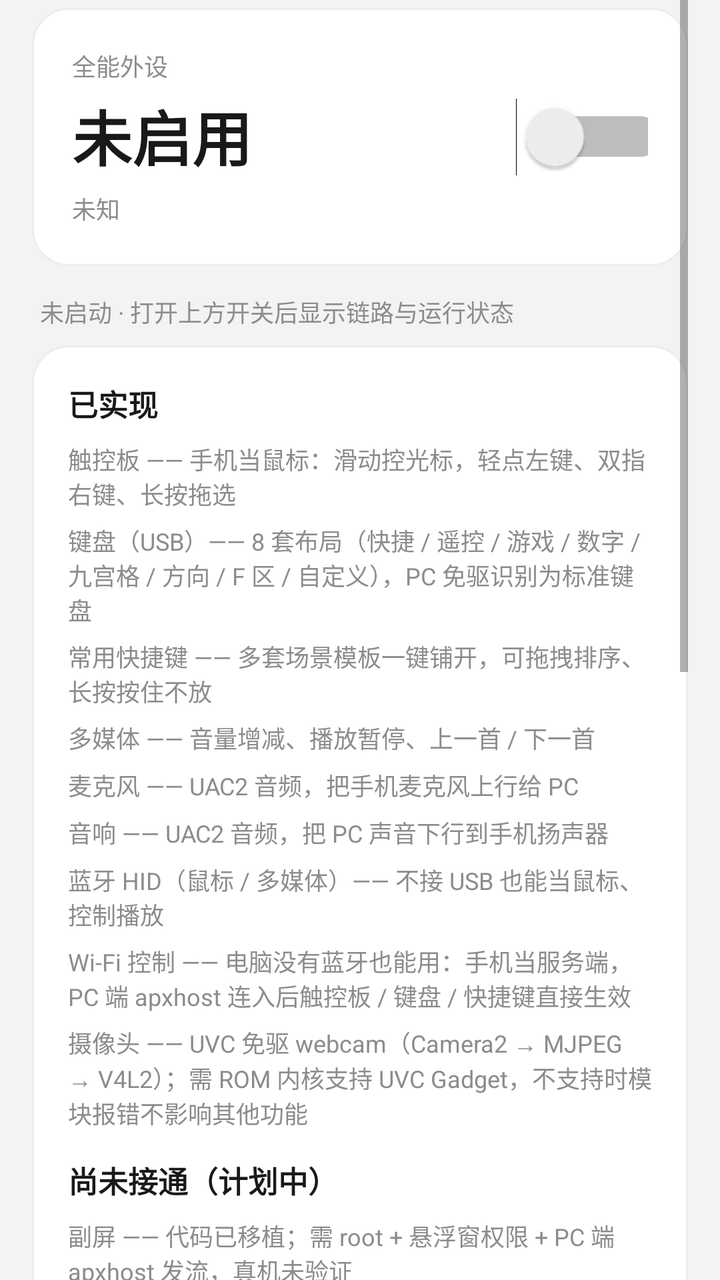
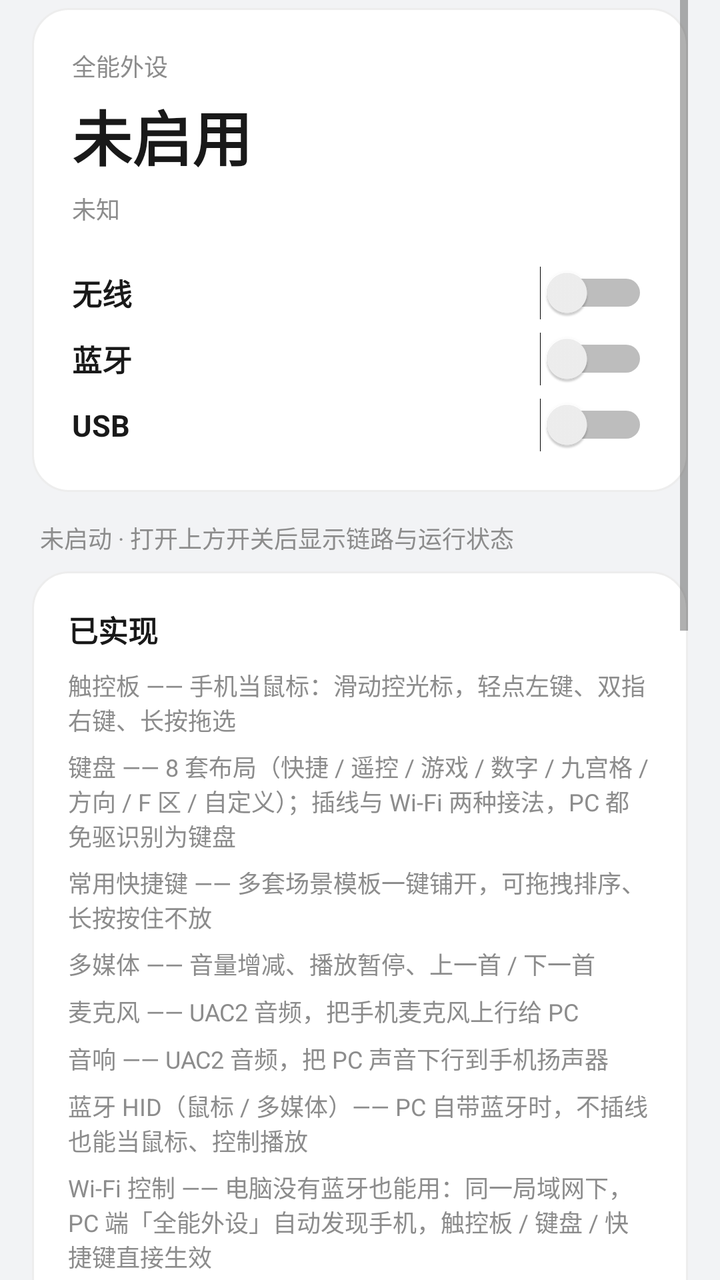

Screens rendered from an Android XML layout before and after an edit, with the pre-edit source and the edit as a unified diff.
<!-- AndroidManifest.xml: application theme Theme.AllPeriph -->
<!-- res/layout/page_status.xml -->
<?xml version="1.0" encoding="utf-8"?>
<ScrollView xmlns:android="http://schemas.android.com/apk/res/android"
    android:id="@+id/pageStatus"
    android:layout_width="match_parent"
    android:layout_height="match_parent"
    android:clipToPadding="false"
    android:fillViewport="true"
    android:paddingStart="16dp"
    android:paddingEnd="16dp"
    android:paddingBottom="96dp">

    <LinearLayout
        android:layout_width="match_parent"
        android:layout_height="wrap_content"
        android:orientation="vertical"
        android:paddingTop="4dp">

        
        <LinearLayout
            style="@style/APCard"
            android:layout_width="match_parent"
            android:layout_height="wrap_content"
            android:gravity="center_vertical"
            android:orientation="horizontal"
            android:padding="20dp">

            <LinearLayout
                android:layout_width="0dp"
                android:layout_height="wrap_content"
                android:layout_weight="1"
                android:orientation="vertical">

                <TextView
                    android:layout_width="wrap_content"
                    android:layout_height="wrap_content"
                    android:text="@string/app_name"
                    android:textAppearance="@style/APTextCaption" />

                <TextView
                    android:id="@+id/tvOverall"
                    android:layout_width="wrap_content"
                    android:layout_height="wrap_content"
                    android:paddingTop="4dp"
                    android:text="@string/common_off"
                    android:textColor="@color/md_on_background"
                    android:textSize="30sp"
                    android:textStyle="bold" />

                <TextView
                    android:id="@+id/tvOverallSub"
                    android:layout_width="match_parent"
                    android:layout_height="wrap_content"
                    android:paddingTop="6dp"
                    android:text="@string/common_unknown"
                    android:textAppearance="@style/APTextCaption" />
            </LinearLayout>

            <Switch
                android:id="@+id/swMaster"
                android:layout_width="wrap_content"
                android:layout_height="wrap_content"
                android:layout_marginStart="12dp"
                android:scaleX="1.45"
                android:scaleY="1.45" />
        </LinearLayout>

        <TextView
            android:id="@+id/tvIdleHint"
            android:layout_width="match_parent"
            android:layout_height="wrap_content"
            android:paddingStart="4dp"
            android:paddingTop="2dp"
            android:paddingBottom="8dp"
            android:text="@string/hint_idle"
            android:textAppearance="@style/APTextCaption" />

        
        <LinearLayout
            android:id="@+id/boxIdleFeatures"
            style="@style/APCard"
            android:layout_width="match_parent"
            android:layout_height="wrap_content"
            android:orientation="vertical">

            <TextView
                android:layout_width="wrap_content"
                android:layout_height="wrap_content"
                android:text="已实现"
                android:textAppearance="@style/APTextSubtitle" />

            <TextView
                android:layout_width="match_parent"
                android:layout_height="wrap_content"
                android:paddingTop="8dp"
                android:text="触控板 —— 手机当鼠标：滑动控光标，轻点左键、双指右键、长按拖选"
                android:textAppearance="@style/APTextCaption" />

            <TextView
                android:layout_width="match_parent"
                android:layout_height="wrap_content"
                android:paddingTop="6dp"
                android:text="键盘（USB）—— 8 套布局（快捷 / 遥控 / 游戏 / 数字 / 九宫格 / 方向 / F 区 / 自定义），PC 免驱识别为标准键盘"
                android:textAppearance="@style/APTextCaption" />

            <TextView
                android:layout_width="match_parent"
                android:layout_height="wrap_content"
                android:paddingTop="6dp"
                android:text="常用快捷键 —— 多套场景模板一键铺开，可拖拽排序、长按按住不放"
                android:textAppearance="@style/APTextCaption" />

            <TextView
                android:layout_width="match_parent"
                android:layout_height="wrap_content"
                android:paddingTop="6dp"
                android:text="多媒体 —— 音量增减、播放暂停、上一首 / 下一首"
                android:textAppearance="@style/APTextCaption" />

            <TextView
                android:layout_width="match_parent"
                android:layout_height="wrap_content"
                android:paddingTop="6dp"
                android:text="麦克风 —— UAC2 音频，把手机麦克风上行给 PC"
                android:textAppearance="@style/APTextCaption" />

            <TextView
                android:layout_width="match_parent"
                android:layout_height="wrap_content"
                android:paddingTop="6dp"
                android:text="音响 —— UAC2 音频，把 PC 声音下行到手机扬声器"
                android:textAppearance="@style/APTextCaption" />

            <TextView
                android:layout_width="match_parent"
                android:layout_height="wrap_content"
                android:paddingTop="6dp"
                android:text="蓝牙 HID（鼠标 / 多媒体）—— 不接 USB 也能当鼠标、控制播放"
                android:textAppearance="@style/APTextCaption" />

            <TextView
                android:layout_width="match_parent"
                android:layout_height="wrap_content"
                android:paddingTop="6dp"
                android:text="Wi‑Fi 控制 —— 电脑没有蓝牙也能用：手机当服务端，PC 端 apxhost 连入后触控板 / 键盘 / 快捷键直接生效"
                android:textAppearance="@style/APTextCaption" />

            <TextView
                android:layout_width="match_parent"
                android:layout_height="wrap_content"
                android:paddingTop="6dp"
                android:text="摄像头 —— UVC 免驱 webcam（Camera2 → MJPEG → V4L2）；需 ROM 内核支持 UVC Gadget，不支持时模块报错不影响其他功能"
                android:textAppearance="@style/APTextCaption" />

            <TextView
                android:layout_width="wrap_content"
                android:layout_height="wrap_content"
                android:paddingTop="14dp"
                android:text="尚未接通（计划中）"
                android:textAppearance="@style/APTextSubtitle" />

            <TextView
                android:layout_width="match_parent"
                android:layout_height="wrap_content"
                android:paddingTop="8dp"
                android:text="副屏 —— 代码已移植；需 root + 悬浮窗权限 + PC 端 apxhost 发流，真机未验证"
                android:textAppearance="@style/APTextCaption" />

            <TextView
                android:id="@+id/tvOverlayHint"
                android:layout_width="match_parent"
                android:layout_height="wrap_content"
                android:paddingTop="4dp"
                android:text="→ 点这里开启「显示在其他应用上层」（副屏画面要用）"
                android:textColor="@color/md_primary"
                android:textAppearance="@style/APTextCaption" />

            <TextView
                android:layout_width="match_parent"
                android:layout_height="wrap_content"
                android:paddingTop="6dp"
                android:text="蓝牙键盘 —— 待 BtHidDevice 增 reportKeyboard 后接入（蓝牙 HID 已有鼠标 / 多媒体）"
                android:textAppearance="@style/APTextCaption" />

            <TextView
                android:layout_width="match_parent"
                android:layout_height="wrap_content"
                android:paddingTop="6dp"
                android:text="传感器 —— IMU / 光感 / 气压等数据上行给 PC"
                android:textAppearance="@style/APTextCaption" />

            <TextView
                android:layout_width="match_parent"
                android:layout_height="wrap_content"
                android:paddingTop="6dp"
                android:text="GPS 定位 —— NMEA 经由 CDC ACM 串口上行"
                android:textAppearance="@style/APTextCaption" />

            <TextView
                android:layout_width="match_parent"
                android:layout_height="wrap_content"
                android:paddingTop="6dp"
                android:text="振动 / 手电 / 红外 —— 由 PC 反向控制手机"
                android:textAppearance="@style/APTextCaption" />
        </LinearLayout>

        
        <LinearLayout
            style="@style/APCard"
            android:layout_width="match_parent"
            android:layout_height="wrap_content"
            android:orientation="vertical">

            <TextView
                android:layout_width="wrap_content"
                android:layout_height="wrap_content"
                android:text="怎么用（三步）"
                android:textAppearance="@style/APTextSubtitle" />

            <TextView
                android:layout_width="match_parent"
                android:layout_height="wrap_content"
                android:paddingTop="8dp"
                android:text="① 手机：打开本页上方开关。PC 插线后 USB 会短暂断开重连，属正常现象"
                android:textAppearance="@style/APTextCaption" />

            <TextView
                android:layout_width="match_parent"
                android:layout_height="wrap_content"
                android:paddingTop="6dp"
                android:text="② PC：跑 build_host\\Release\\apxhost.exe。无线：apxhost wireless-listen（自动发现手机）或 apxhost wireless 手机IP:9500；有线：apxhost ui"
                android:textAppearance="@style/APTextCaption" />

            <TextView
                android:layout_width="match_parent"
                android:layout_height="wrap_content"
                android:paddingTop="6dp"
                android:text="③ 使用：触控板 / 键盘 / 麦克风 / 音响即插即用；副屏与摄像头需在 PC 面板里启用，且需 PC 端推流配合"
                android:textAppearance="@style/APTextCaption" />
        </LinearLayout>

        <LinearLayout
            android:id="@+id/boxRunning"
            android:layout_width="match_parent"
            android:layout_height="wrap_content"
            android:orientation="vertical"
            android:visibility="gone">

            <LinearLayout
                style="@style/APCardFlat"
                android:layout_width="match_parent"
                android:layout_height="wrap_content"
                android:orientation="vertical">

                <TextView
                    android:layout_width="wrap_content"
                    android:layout_height="wrap_content"
                    android:text="运行摘要"
                    android:textAppearance="@style/APTextSubtitle" />

                <TextView
                    android:id="@+id/tvRunningSummary"
                    android:layout_width="match_parent"
                    android:layout_height="wrap_content"
                    android:paddingTop="6dp"
                    android:text="@string/common_unknown"
                    android:textAppearance="@style/APTextCaption" />
            </LinearLayout>

            
            <LinearLayout
                style="@style/APCard"
                android:layout_width="match_parent"
                android:layout_height="wrap_content"
                android:orientation="vertical">

                <TextView
                    android:layout_width="wrap_content"
                    android:layout_height="wrap_content"
                    android:text="@string/card_link"
                    android:textAppearance="@style/APTextSubtitle" />

                <LinearLayout
                    android:id="@+id/rowsLink"
                    android:layout_width="match_parent"
                    android:layout_height="wrap_content"
                    android:orientation="vertical"
                    android:paddingTop="6dp" />

                <TextView
                    android:id="@+id/tvLinkRtt"
                    android:layout_width="match_parent"
                    android:layout_height="wrap_content"
                    android:paddingTop="8dp"
                    android:text="@string/label_link_rt"
                    android:textAppearance="@style/APTextCaption" />
            </LinearLayout>

            
            <LinearLayout
                style="@style/APCardFlat"
                android:layout_width="match_parent"
                android:layout_height="wrap_content"
                android:orientation="vertical">

                <TextView
                    android:layout_width="wrap_content"
                    android:layout_height="wrap_content"
                    android:text="@string/latency_budget_title"
                    android:textAppearance="@style/APTextSubtitle" />

                <TextView
                    android:layout_width="wrap_content"
                    android:layout_height="wrap_content"
                    android:paddingTop="6dp"
                    android:text="@string/latency_budget_body"
                    android:textAppearance="@style/APTextCaption" />
            </LinearLayout>
        </LinearLayout>
    </LinearLayout>
</ScrollView>
<!-- resources referenced by this layout -->
<resources>
  <color name="md_on_background">#FF191919</color>
  <color name="md_primary">#FF3482FF</color>
  <string name="app_name">全能外设</string>
  <string name="card_link">链路状态</string>
  <string name="common_off">未启用</string>
  <string name="common_unknown">未知</string>
  <string name="hint_idle">未启动 · 打开上方开关后显示链路与运行状态</string>
  <string name="label_link_rt">链路延迟 / 丢包</string>
  <string name="latency_budget_body">触控上行 ≤2ms</string>
  <string name="latency_budget_title">延迟预算</string>
  <style name="APCard">
          <item name="android:background">@drawable/bg_card</item>
          <item name="android:orientation">vertical</item>
          <item name="android:padding">18dp</item>
          <item name="android:layout_marginBottom">12dp</item>
      </style>
  <style name="APCardFlat">
          <item name="android:background">@drawable/bg_card_flat</item>
          <item name="android:orientation">vertical</item>
          <item name="android:padding">18dp</item>
          <item name="android:layout_marginBottom">12dp</item>
      </style>
  <style name="APTextCaption">
          <item name="android:textSize">12sp</item>
          <item name="android:textColor">@color/md_on_surface_variant</item>
      </style>
  <style name="APTextSubtitle">
          <item name="android:textSize">15sp</item>
          <item name="android:textStyle">bold</item>
          <item name="android:textColor">@color/md_on_surface</item>
      </style>
  <style name="Theme.AllPeriph" parent="@android:style/Theme.Material.Light.NoActionBar">
          <item name="android:windowBackground">@color/md_background</item>
          <item name="android:colorBackground">@color/md_background</item>
          <item name="android:colorPrimary">@color/md_primary</item>
          <item name="android:colorAccent">@color/md_primary</item>
          <item name="android:statusBarColor">@color/md_background</item>
          <item name="android:navigationBarColor">@color/md_background</item>
          <item name="android:windowLightStatusBar">true</item>
          <item name="android:windowLightNavigationBar">true</item>
          <item name="android:windowNoTitle">true</item>
          <item name="android:windowActionBar">false</item>
      </style>
  <!-- drawable bg_card (drawable) -->
  <?xml version="1.0" encoding="utf-8"?>
  <shape xmlns:android="http://schemas.android.com/apk/res/android" android:shape="rectangle">
      <solid android:color="@color/md_surface" />
      <corners android:radius="18dp" />
      <stroke android:width="1dp" android:color="@color/card_stroke" />
  </shape>
  <!-- drawable bg_card_flat (drawable) -->
  <?xml version="1.0" encoding="utf-8"?>
  <shape xmlns:android="http://schemas.android.com/apk/res/android" android:shape="rectangle">
      <solid android:color="@color/md_surface" />
      <corners android:radius="18dp" />
      <stroke android:width="1dp" android:color="@color/md_outline" />
  </shape>
  <color name="md_on_surface_variant">#FF8C8C8C</color>
  <color name="md_on_surface">#FF191919</color>
  <color name="md_background">#FFF2F3F5</color>
  <color name="md_surface">#FFFFFFFF</color>
  <color name="card_stroke">#FFEDEDED</color>
  <color name="md_outline">#FFE8E8E8</color>
</resources>

<!-- the commit's change to res/layout/page_status.xml (unified diff, before → after) -->
@@ -20,48 +20,101 @@
             style="@style/APCard"
             android:layout_width="match_parent"
             android:layout_height="wrap_content"
-            android:gravity="center_vertical"
-            android:orientation="horizontal"
+            android:orientation="vertical"
             android:padding="20dp">
 
+            <TextView
+                android:layout_width="wrap_content"
+                android:layout_height="wrap_content"
+                android:text="@string/app_name"
+                android:textAppearance="@style/APTextCaption" />
+
+            <TextView
+                android:id="@+id/tvOverall"
+                android:layout_width="wrap_content"
+                android:layout_height="wrap_content"
+                android:paddingTop="4dp"
+                android:text="@string/common_off"
+                android:textColor="@color/md_on_background"
+                android:textSize="30sp"
+                android:textStyle="bold" />
+
+            <TextView
+                android:id="@+id/tvOverallSub"
+                android:layout_width="match_parent"
+                android:layout_height="wrap_content"
+                android:paddingTop="6dp"
+                android:text="@string/common_unknown"
+                android:textAppearance="@style/APTextCaption" />
+
+            
             <LinearLayout
-                android:layout_width="0dp"
-                android:layout_height="wrap_content"
-                android:layout_weight="1"
-                android:orientation="vertical">
-
-                <TextView
-                    android:layout_width="wrap_content"
-                    android:layout_height="wrap_content"
-                    android:text="@string/app_name"
-                    android:textAppearance="@style/APTextCaption" />
-
-                <TextView
-                    android:id="@+id/tvOverall"
-                    android:layout_width="wrap_content"
-                    android:layout_height="wrap_content"
-                    android:paddingTop="4dp"
-                    android:text="@string/common_off"
-                    android:textColor="@color/md_on_background"
-                    android:textSize="30sp"
-                    android:textStyle="bold" />
-
-                <TextView
-                    android:id="@+id/tvOverallSub"
-                    android:layout_width="match_parent"
-                    android:layout_height="wrap_content"
-                    android:paddingTop="6dp"
-                    android:text="@string/common_unknown"
-                    android:textAppearance="@style/APTextCaption" />
+                android:id="@+id/rowsTransport"
+                android:layout_width="match_parent"
+                android:layout_height="wrap_content"
+                android:orientation="vertical"
+                android:paddingTop="14dp">
+
+                <LinearLayout
+                    android:layout_width="match_parent"
+                    android:layout_height="wrap_content"
+                    android:gravity="center_vertical"
+                    android:orientation="horizontal"
+                    android:paddingTop="6dp">
+
+                    <TextView
+                        android:layout_width="0dp"
+                        android:layout_height="wrap_content"
+                        android:layout_weight="1"
+                        android:text="无线"
+                        android:textAppearance="@style/APTextSubtitle" />
+
+                    <Switch
+                        android:id="@+id/swWifi"
+                        android:layout_width="wrap_content"
+                        android:layout_height="wrap_content" />
+                </LinearLayout>
+
+                <LinearLayout
+                    android:layout_width="match_parent"
+                    android:layout_height="wrap_content"
+                    android:gravity="center_vertical"
+                    android:orientation="horizontal"
+                    android:paddingTop="6dp">
+
+                    <TextView
+                        android:layout_width="0dp"
+                        android:layout_height="wrap_content"
+                        android:layout_weight="1"
+                        android:text="蓝牙"
+                        android:textAppearance="@style/APTextSubtitle" />
+
+                    <Switch
+                        android:id="@+id/swBt"
+                        android:layout_width="wrap_content"
+                        android:layout_height="wrap_content" />
+                </LinearLayout>
+
+                <LinearLayout
+                    android:layout_width="match_parent"
+                    android:layout_height="wrap_content"
+                    android:gravity="center_vertical"
+                    android:orientation="horizontal"
+                    android:paddingTop="6dp">
+
+                    <TextView
+                        android:layout_width="0dp"
+                        android:layout_height="wrap_content"
+                        android:layout_weight="1"
+                        android:text="USB"
+                        android:textAppearance="@style/APTextSubtitle" />
+
+                    <Switch
+                        android:id="@+id/swUsb"
+                        android:layout_width="wrap_content"
+                        android:layout_height="wrap_content" />
+                </LinearLayout>
             </LinearLayout>
-
-            <Switch
-                android:id="@+id/swMaster"
-                android:layout_width="wrap_content"
-                android:layout_height="wrap_content"
-                android:layout_marginStart="12dp"
-                android:scaleX="1.45"
-                android:scaleY="1.45" />
         </LinearLayout>
 
         <TextView
@@ -99,7 +152,7 @@
                 android:layout_width="match_parent"
                 android:layout_height="wrap_content"
                 android:paddingTop="6dp"
-                android:text="键盘（USB）—— 8 套布局（快捷 / 遥控 / 游戏 / 数字 / 九宫格 / 方向 / F 区 / 自定义），PC 免驱识别为标准键盘"
+                android:text="键盘 —— 8 套布局（快捷 / 遥控 / 游戏 / 数字 / 九宫格 / 方向 / F 区 / 自定义）；插线与 Wi‑Fi 两种接法，PC 都免驱识别为键盘"
                 android:textAppearance="@style/APTextCaption" />
 
             <TextView
@@ -134,21 +187,14 @@
                 android:layout_width="match_parent"
                 android:layout_height="wrap_content"
                 android:paddingTop="6dp"
-                android:text="蓝牙 HID（鼠标 / 多媒体）—— 不接 USB 也能当鼠标、控制播放"
-                android:textAppearance="@style/APTextCaption" />
-
-            <TextView
-                android:layout_width="match_parent"
-                android:layout_height="wrap_content"
-                android:paddingTop="6dp"
-                android:text="Wi‑Fi 控制 —— 电脑没有蓝牙也能用：手机当服务端，PC 端 apxhost 连入后触控板 / 键盘 / 快捷键直接生效"
-                android:textAppearance="@style/APTextCaption" />
-
-            <TextView
-                android:layout_width="match_parent"
-                android:layout_height="wrap_content"
-                android:paddingTop="6dp"
-                android:text="摄像头 —— UVC 免驱 webcam（Camera2 → MJPEG → V4L2）；需 ROM 内核支持 UVC Gadget，不支持时模块报错不影响其他功能"
+                android:text="蓝牙 HID（鼠标 / 多媒体）—— PC 自带蓝牙时，不插线也能当鼠标、控制播放"
+                android:textAppearance="@style/APTextCaption" />
+
+            <TextView
+                android:layout_width="match_parent"
+                android:layout_height="wrap_content"
+                android:paddingTop="6dp"
+                android:text="Wi‑Fi 控制 —— 电脑没有蓝牙也能用：同一局域网下，PC 端「全能外设」自动发现手机，触控板 / 键盘 / 快捷键直接生效"
                 android:textAppearance="@style/APTextCaption" />
 
             <TextView
@@ -162,23 +208,14 @@
                 android:layout_width="match_parent"
                 android:layout_height="wrap_content"
                 android:paddingTop="8dp"
-                android:text="副屏 —— 代码已移植；需 root + 悬浮窗权限 + PC 端 apxhost 发流，真机未验证"
-                android:textAppearance="@style/APTextCaption" />
-
-            <TextView
-                android:id="@+id/tvOverlayHint"
-                android:layout_width="match_parent"
-                android:layout_height="wrap_content"
-                android:paddingTop="4dp"
-                android:text="→ 点这里开启「显示在其他应用上层」（副屏画面要用）"
-                android:textColor="@color/md_primary"
-                android:textAppearance="@style/APTextCaption" />
-
-            <TextView
-                android:layout_width="match_parent"
-                android:layout_height="wrap_content"
-                android:paddingTop="6dp"
-                android:text="蓝牙键盘 —— 待 BtHidDevice 增 reportKeyboard 后接入（蓝牙 HID 已有鼠标 / 多媒体）"
+                android:text="蓝牙键盘 —— 蓝牙 HID 目前只有鼠标 / 多媒体，键盘待接入（走 Wi‑Fi 控制时键盘已可用）"
+                android:textAppearance="@style/APTextCaption" />
+
+            <TextView
+                android:layout_width="match_parent"
+                android:layout_height="wrap_content"
+                android:paddingTop="6dp"
+                android:text="摄像头 —— UVC 免驱 webcam（Camera2 → MJPEG → V4L2）；代码已完成但当前未编译进包（见 src/disabled/camera，GadgetFeature.UVC 默认关闭），且需 ROM 内核支持 UVC Gadget"
                 android:textAppearance="@style/APTextCaption" />
 
             <TextView
@@ -220,21 +257,21 @@
                 android:layout_width="match_parent"
                 android:layout_height="wrap_content"
                 android:paddingTop="8dp"
-                android:text="① 手机：打开本页上方开关。PC 插线后 USB 会短暂断开重连，属正常现象"
-                android:textAppearance="@style/APTextCaption" />
-
-            <TextView
-                android:layout_width="match_parent"
-                android:layout_height="wrap_content"
-                android:paddingTop="6dp"
-                android:text="② PC：跑 build_host\\Release\\apxhost.exe。无线：apxhost wireless-listen（自动发现手机）或 apxhost wireless 手机IP:9500；有线：apxhost ui"
-                android:textAppearance="@style/APTextCaption" />
-
-            <TextView
-                android:layout_width="match_parent"
-                android:layout_height="wrap_content"
-                android:paddingTop="6dp"
-                android:text="③ 使用：触控板 / 键盘 / 麦克风 / 音响即插即用；副屏与摄像头需在 PC 面板里启用，且需 PC 端推流配合"
+                android:text="① 手机：打开本页上方开关。插数据线时 PC 的 USB 会短暂断开重连，属正常现象"
+                android:textAppearance="@style/APTextCaption" />
+
+            <TextView
+                android:layout_width="match_parent"
+                android:layout_height="wrap_content"
+                android:paddingTop="6dp"
+                android:text="② PC：安装并打开「全能外设」（开始菜单里），它会自动发现同一局域网内的手机"
+                android:textAppearance="@style/APTextCaption" />
+
+            <TextView
+                android:layout_width="match_parent"
+                android:layout_height="wrap_content"
+                android:paddingTop="6dp"
+                android:text="③ 使用：不插线时在手机侧打开「Wi‑Fi 控制」模块，触控板 / 键盘 / 快捷键随即生效；麦克风与音响走 USB，需插线并开启对应模块"
                 android:textAppearance="@style/APTextCaption" />
         </LinearLayout>
 
